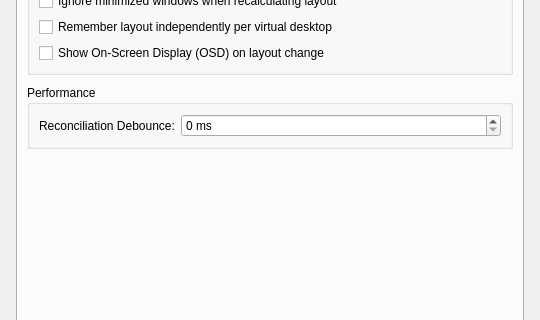
The window that contents/ui/config.ui (Andrew-Smith-93/Tessera) describes before a commit, drawn with Qt 5; both pictures show x 0 to 540 and y 141 to 461 of the 540 by 620 pixel window.
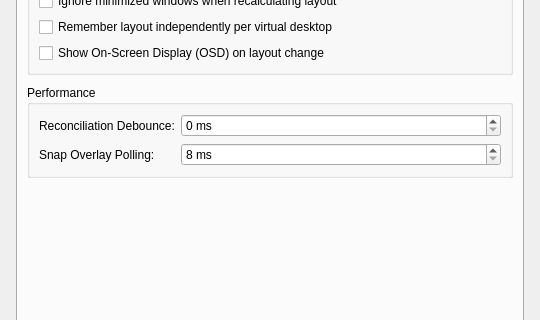
The same window after the commit.

Diff of the .ui file:
```diff
--- a/contents/ui/config.ui
+++ b/contents/ui/config.ui
@@ -115,6 +115,26 @@
             </property>
            </widget>
           </item>
+          <item row="1" column="0">
+           <widget class="QLabel" name="lblOverlayPolling">
+            <property name="text">
+             <string>Snap Overlay Polling:</string>
+            </property>
+           </widget>
+          </item>
+          <item row="1" column="1">
+           <widget class="QSpinBox" name="kcfg_overlayPollingMs">
+            <property name="suffix">
+             <string> ms</string>
+            </property>
+            <property name="minimum">
+             <number>8</number>
+            </property>
+            <property name="maximum">
+             <number>60</number>
+            </property>
+           </widget>
+          </item>
          </layout>
         </widget>
        </item>
```
Left out of the diff: 14 changed lines with no effect on the pictures. Lines whose indentation alone changed are shown as unchanged.
